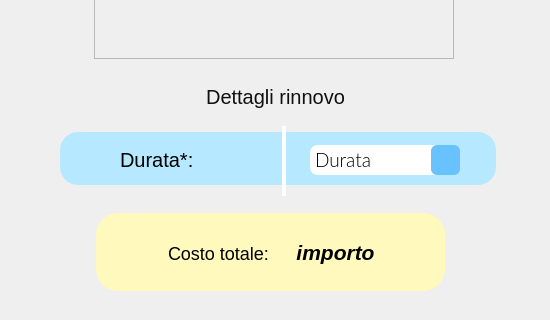
Qt form frontend/ui/RinnovaAbbonamento.ui (MrPio/MuseoOmero) before a commit; both pictures show x 0 to 550 and y 284 to 604 of the 550 by 690 pixel window.
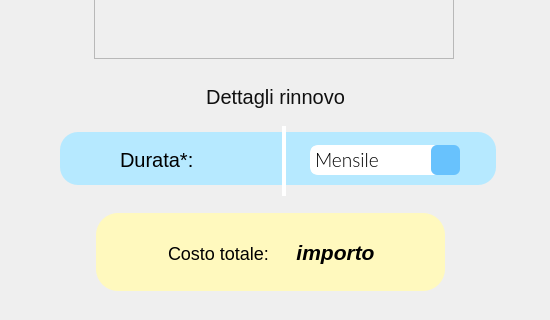
The same form after that commit. Icons and pictures are not drawn.

```diff
--- a/frontend/ui/RinnovaAbbonamento.ui
+++ b/frontend/ui/RinnovaAbbonamento.ui
@@ -162,7 +162,7 @@
      <bool>false</bool>
     </property>
     <property name="currentText">
-     <string>Durata</string>
+     <string>Mensile</string>
     </property>
     <property name="iconSize">
      <size>
@@ -173,11 +173,6 @@
     <property name="frame">
      <bool>true</bool>
     </property>
-    <item>
-     <property name="text">
-      <string>Durata</string>
-     </property>
-    </item>
     <item>
      <property name="text">
       <string>Mensile</string>
```
